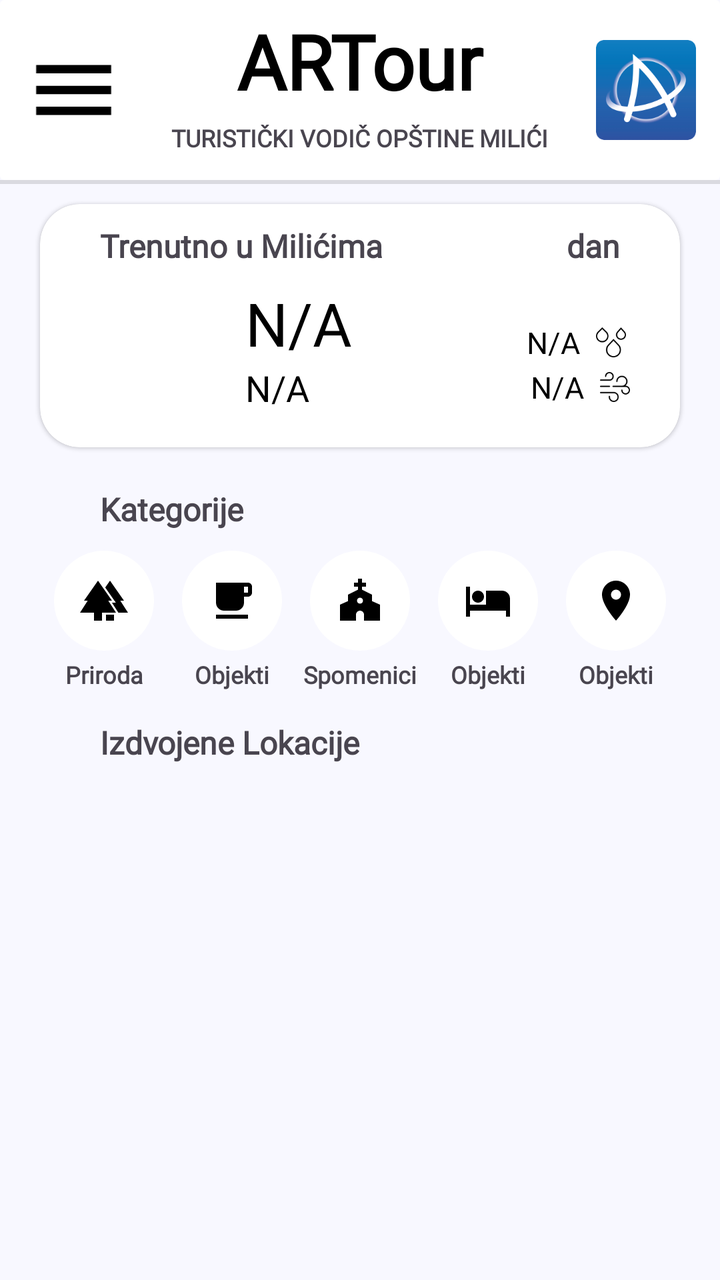
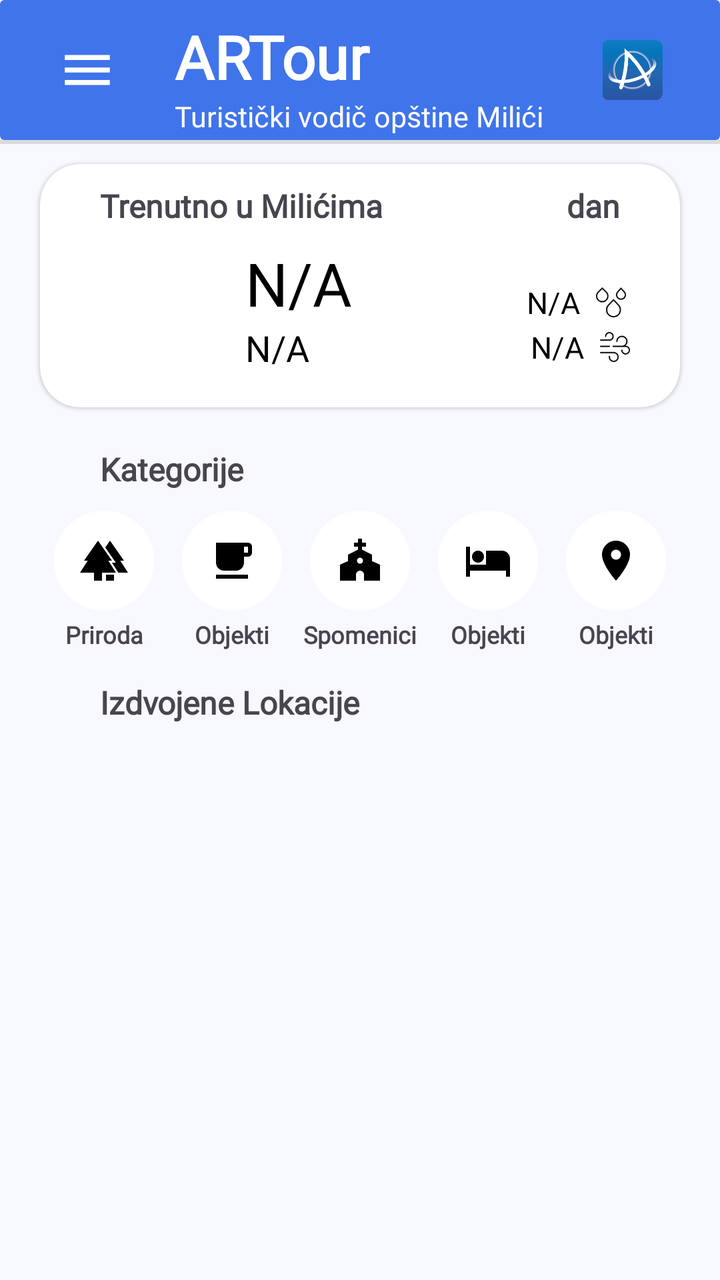

An Android layout rendered at two revisions. The XML below is the earlier revision; the diff shows what the commit changed to produce the second picture.
<!-- AndroidManifest.xml: application theme Theme.ARTour -->
<!-- res/layout/fragment_pocetna.xml -->
<?xml version="1.0" encoding="utf-8"?>
<androidx.coordinatorlayout.widget.CoordinatorLayout xmlns:android="http://schemas.android.com/apk/res/android"
    xmlns:app="http://schemas.android.com/apk/res-auto"
    xmlns:tools="http://schemas.android.com/tools"
    android:layout_width="match_parent"
    android:layout_height="match_parent"
    tools:context=".PocetnaFragment"
    android:background="@color/ghost_white">


    <LinearLayout
        android:id="@+id/linearLayout"
        android:layout_width="match_parent"
        android:layout_height="match_parent"
        android:layout_marginBottom="120dp"
        android:orientation="vertical">

        <androidx.cardview.widget.CardView
            android:layout_width="match_parent"
            android:layout_height="90dp"
            android:visibility="visible"
            app:cardBackgroundColor="#FFFFFF"
            app:cardElevation="0dp"
            app:cardMaxElevation="0dp">

            <LinearLayout
                android:layout_width="match_parent"
                android:layout_height="match_parent"
                android:layout_gravity="center_horizontal"
                android:elevation="8dp"
                android:orientation="horizontal"
                android:visibility="visible">

                <ImageView
                    android:id="@+id/menu"
                    android:layout_width="50dp"
                    android:layout_height="50dp"
                    android:layout_gravity="center"
                    android:layout_weight="1"
                    app:srcCompat="@drawable/baseline_menu_24" />

                <LinearLayout
                    android:layout_width="wrap_content"
                    android:layout_height="match_parent"
                    android:layout_gravity="center"
                    android:layout_marginVertical="5dp"
                    android:layout_weight="1"
                    android:orientation="vertical">

                    <TextView
                        android:id="@+id/glavniNaslov"
                        android:layout_width="match_parent"
                        android:layout_height="wrap_content"
                        android:autoSizeTextType="uniform"
                        android:fontFamily="@font/carossoftbold"
                        android:text="ARTour"
                        android:textAlignment="center"
                        android:textColor="@color/black"
                        android:textSize="38dp"
                        android:textStyle="bold" />

                    <TextView
                        android:id="@+id/naslov"
                        android:layout_width="wrap_content"
                        android:layout_height="wrap_content"
                        android:layout_gravity="center|top"
                        android:layout_marginTop="5dp"
                        android:autoSizeTextType="uniform"
                        android:fontFamily="@font/carossoftbold"
                        android:text="TURISTIČKI VODIČ OPŠTINE MILIĆI"
                        android:textSize="12dp"
                        android:textStyle="bold" />
                </LinearLayout>

                <ImageView
                    android:id="@+id/ikonica"
                    android:layout_width="50dp"
                    android:layout_height="50dp"
                    android:layout_gravity="center"
                    android:layout_weight="1"
                    android:src="@drawable/minilogo" />

            </LinearLayout>

        </androidx.cardview.widget.CardView>

        <View
            android:id="@+id/divider"
            android:layout_width="match_parent"
            android:layout_height="2dp"
            android:background="?android:attr/listDivider" />

        <androidx.cardview.widget.CardView
            android:layout_width="match_parent"
            android:layout_height="wrap_content"

            android:layout_marginHorizontal="20dp"
            android:layout_marginVertical="10dp"
            android:foregroundGravity="center"
            app:cardBackgroundColor="@color/white"
            app:cardCornerRadius="20dp"
            app:cardElevation="1dp"
            app:cardMaxElevation="0dp">

            <LinearLayout
                android:layout_width="match_parent"
                android:layout_height="match_parent"
                android:orientation="vertical"
                android:paddingVertical="10dp">

                <LinearLayout
                    android:layout_width="match_parent"
                    android:layout_height="match_parent"
                    android:orientation="horizontal"
                    android:paddingHorizontal="30dp">

                    <TextView
                        android:id="@+id/trenutnoumilicima"
                        android:layout_width="wrap_content"
                        android:layout_height="wrap_content"
                        android:layout_weight="1"
                        android:autoSizeMaxTextSize="20sp"
                        android:autoSizeMinTextSize="14sp"
                        android:fontFamily="@font/carossoft"
                        android:text="Trenutno u Milićima"
                        android:textSize="16sp"
                        android:textStyle="bold" />

                    <TextView
                        android:id="@+id/dan"
                        android:layout_width="wrap_content"
                        android:layout_height="wrap_content"
                        android:layout_gravity="right"
                        android:layout_weight="1"
                        android:autoSizeMinTextSize="14sp"
                        android:fontFamily="@font/carossoft"
                        android:foregroundGravity="bottom"
                        android:gravity="bottom|right"
                        android:text="dan"
                        android:textSize="16sp"
                        android:textStyle="bold" />

                </LinearLayout>

                <LinearLayout
                    android:layout_width="match_parent"
                    android:layout_height="wrap_content"
                    android:orientation="horizontal">

                    <LinearLayout
                        android:layout_width="wrap_content"
                        android:layout_height="80dp"
                        android:layout_gravity="center"
                        android:layout_weight="1"
                        android:gravity="center"
                        android:orientation="vertical">

                        <ImageView
                            android:id="@+id/weatherIconImageView"
                            android:layout_width="60dp"
                            android:layout_height="60dp"
                            android:layout_below="@id/windSpeedTextView"
                            android:layout_gravity="center|center_horizontal|center_vertical" />
                    </LinearLayout>

                    <LinearLayout
                        android:layout_width="wrap_content"
                        android:layout_height="wrap_content"
                        android:layout_gravity="center"
                        android:layout_weight="1"
                        android:gravity="center"
                        android:orientation="vertical">

                        <TextView
                            android:id="@+id/temperatureTextView"
                            android:layout_width="match_parent"
                            android:layout_height="wrap_content"
                            android:layout_gravity="center_horizontal"
                            android:autoSizeTextType="uniform"
                            android:text="N/A"
                            android:textColor="@color/black"
                            android:textSize="30sp" />

                        <TextView
                            android:id="@+id/weatherInfoTextView"
                            android:layout_width="match_parent"
                            android:layout_height="wrap_content"
                            android:layout_below="@id/humidityTextView"
                            android:layout_gravity="center_horizontal"
                            android:autoSizeTextType="uniform"
                            android:text="N/A"
                            android:textColor="@color/black"
                            android:textSize="18sp" />

                    </LinearLayout>

                    <LinearLayout
                        android:layout_width="wrap_content"
                        android:layout_height="60dp"
                        android:layout_gravity="center|right"
                        android:layout_marginRight="10dp"
                        android:layout_weight="1"
                        android:gravity="bottom|right"
                        android:orientation="vertical">

                        <LinearLayout
                            android:layout_width="wrap_content"
                            android:layout_height="wrap_content"
                            android:layout_gravity="right"
                            android:layout_marginRight="15dp"
                            android:gravity="center|center_horizontal|center_vertical"
                            android:orientation="horizontal"
                            android:padding="2dp">

                            <TextView
                                android:id="@+id/humidityTextView"
                                android:layout_width="wrap_content"
                                android:layout_height="wrap_content"
                                android:layout_below="@id/temperatureTextView"
                                android:layout_gravity="left"
                                android:autoSizeMaxTextSize="15sp"
                                android:autoSizeTextType="uniform"
                                android:gravity="left"
                                android:text="N/A"
                                android:textColor="@color/black"
                                android:textSize="15sp" />

                            <ImageView
                                android:id="@+id/vlaga"
                                android:layout_width="15dp"
                                android:layout_height="15dp"
                                android:layout_gravity="center|right"
                                android:layout_marginLeft="8dp"
                                android:src="@drawable/raindrops" />
                        </LinearLayout>

                        <LinearLayout
                            android:layout_width="wrap_content"
                            android:layout_height="wrap_content"
                            android:layout_gravity="right"
                            android:layout_marginRight="15dp"
                            android:gravity="center|center_horizontal|center_vertical"
                            android:orientation="horizontal">

                            <TextView
                                android:id="@+id/windSpeedTextView"
                                android:layout_width="wrap_content"
                                android:layout_height="wrap_content"
                                android:layout_below="@id/weatherInfoTextView"
                                android:layout_gravity="left"
                                android:autoSizeTextType="uniform"
                                android:gravity="left"
                                android:text="N/A"
                                android:textColor="@color/black"
                                android:textSize="15sp" />

                            <ImageView
                                android:id="@+id/vjetar"
                                android:layout_width="15dp"
                                android:layout_height="15dp"
                                android:layout_gravity="center|right"
                                android:layout_marginLeft="8dp"
                                android:src="@drawable/wind" />
                        </LinearLayout>

                    </LinearLayout>


                </LinearLayout>
            </LinearLayout>

        </androidx.cardview.widget.CardView>

        <androidx.cardview.widget.CardView
            android:layout_width="match_parent"
            android:layout_height="wrap_content"
            android:layout_marginBottom="15dp"
            app:cardBackgroundColor="#00000000"
            app:cardElevation="0dp"
            app:cardMaxElevation="0dp">

            <LinearLayout
                android:layout_width="match_parent"
                android:layout_height="match_parent"
                android:orientation="vertical">

                <TextView
                    android:id="@+id/kategorije"
                    android:layout_width="wrap_content"
                    android:layout_height="wrap_content"
                    android:layout_marginHorizontal="50dp"
                    android:layout_marginVertical="10dp"
                    android:autoSizeMaxTextSize="20sp"
                    android:autoSizeMinTextSize="14sp"
                    android:fontFamily="@font/carossoft"
                    android:text="Kategorije"
                    android:textSize="16sp"
                    android:textStyle="bold" />

                <LinearLayout
                    android:layout_width="match_parent"
                    android:layout_height="70dp"
                    android:layout_marginHorizontal="20dp"
                    android:clipToPadding="false"
                    android:orientation="horizontal">

                    <FrameLayout
                        android:id="@+id/frame1"
                        android:layout_width="60dp"
                        android:layout_height="match_parent"
                        android:layout_weight="1"
                        android:translationX="0dp"
                        android:translationY="0dp">

                        <ImageButton
                            android:id="@+id/dugme1"
                            android:layout_width="50dp"
                            android:layout_height="50dp"
                            android:layout_gravity="center|top"
                            android:background="@drawable/round_btn"
                            android:scaleType="centerInside"
                            android:src="@drawable/baseline_forest_24"
                            app:layout_anchor="@id/frame_layout"
                            app:layout_anchorGravity="center|center_horizontal|center_vertical" />

                        <TextView
                            android:id="@+id/tekst1"
                            android:layout_width="match_parent"
                            android:layout_height="match_parent"
                            android:layout_gravity="center"
                            android:autoSizeMaxTextSize="12sp"
                            android:autoSizeMinTextSize="5sp"
                            android:autoSizePresetSizes="12sp"
                            android:fontFamily="@font/carossoftlight"
                            android:gravity="bottom|center"
                            android:text="Priroda"
                            android:textSize="12sp"
                            android:textStyle="bold"
                            app:layout_anchor="@+id/frame1"
                            app:layout_anchorGravity="center|center_horizontal|center_vertical" />

                    </FrameLayout>

                    <FrameLayout
                        android:id="@+id/frame2"
                        android:layout_width="60dp"
                        android:layout_height="match_parent"
                        android:layout_weight="1"
                        android:translationX="0dp"
                        android:translationY="0dp">

                        <ImageButton
                            android:id="@+id/dugme2"
                            android:layout_width="50dp"
                            android:layout_height="50dp"
                            android:layout_gravity="center|top"
                            android:background="@drawable/round_btn"
                            android:scaleType="centerInside"
                            android:src="@drawable/baseline_local_cafe_24"
                            app:layout_anchor="@id/frame_layout"
                            app:layout_anchorGravity="center|center_horizontal|center_vertical" />

                        <TextView
                            android:id="@+id/tekst2"
                            android:layout_width="match_parent"
                            android:layout_height="match_parent"
                            android:layout_gravity="center"
                            android:autoSizeMaxTextSize="12sp"
                            android:autoSizeMinTextSize="5sp"
                            android:autoSizePresetSizes="12sp"
                            android:fontFamily="@font/carossoftlight"
                            android:gravity="bottom|center"
                            android:text="Objekti"
                            android:textSize="12sp"
                            android:textStyle="bold"
                            app:layout_anchor="@+id/frame1"
                            app:layout_anchorGravity="center|center_horizontal|center_vertical" />

                    </FrameLayout>

                    <FrameLayout
                        android:id="@+id/frame3"
                        android:layout_width="60dp"
                        android:layout_height="match_parent"
                        android:layout_weight="1"
                        android:translationX="0dp"
                        android:translationY="0dp">

                        <ImageButton
                            android:id="@+id/dugme3"
                            android:layout_width="50dp"
                            android:layout_height="50dp"
                            android:layout_gravity="center|top"
                            android:background="@drawable/round_btn"
                            android:scaleType="centerInside"
                            android:src="@drawable/baseline_church_24"
                            app:layout_anchor="@id/frame_layout"
                            app:layout_anchorGravity="center|center_horizontal|center_vertical" />

                        <TextView
                            android:id="@+id/tekst3"
                            android:layout_width="match_parent"
                            android:layout_height="match_parent"
                            android:autoSizeMaxTextSize="12sp"
                            android:autoSizeMinTextSize="5sp"
                            android:autoSizePresetSizes="12sp"
                            android:fontFamily="@font/carossoftlight"
                            android:gravity="bottom|center"
                            android:text="Spomenici"
                            android:textSize="12sp"
                            android:textStyle="bold"
                            app:layout_anchor="@+id/frame1"
                            app:layout_anchorGravity="bottom|center" />
                    </FrameLayout>

                    <FrameLayout
                        android:id="@+id/frame4"
                        android:layout_width="60dp"
                        android:layout_height="match_parent"
                        android:layout_weight="1"
                        android:translationX="0dp"
                        android:translationY="0dp">

                        <ImageButton
                            android:id="@+id/dugme4"
                            android:layout_width="50dp"
                            android:layout_height="50dp"
                            android:layout_gravity="center|top"
                            android:background="@drawable/round_btn"
                            android:scaleType="centerInside"
                            android:src="@drawable/baseline_hotel_24"
                            app:layout_anchor="@id/frame_layout"
                            app:layout_anchorGravity="center|top" />

                        <TextView
                            android:id="@+id/tekst4"
                            android:layout_width="match_parent"
                            android:layout_height="match_parent"
                            android:autoSizeMaxTextSize="12sp"
                            android:autoSizeMinTextSize="5sp"
                            android:autoSizePresetSizes="12sp"
                            android:fontFamily="@font/carossoftlight"
                            android:gravity="bottom|center"
                            android:text="Objekti"
                            android:textSize="12sp"
                            android:textStyle="bold"
                            app:layout_anchor="@+id/frame1"
                            app:layout_anchorGravity="bottom|center" />
                    </FrameLayout>

                    <FrameLayout
                        android:id="@+id/frame5"
                        android:layout_width="60dp"
                        android:layout_height="match_parent"
                        android:layout_weight="1"
                        android:translationX="0dp"
                        android:translationY="0dp">

                        <ImageButton
                            android:id="@+id/dugme5"
                            android:layout_width="50dp"
                            android:layout_height="50dp"
                            android:layout_gravity="center|top"
                            android:background="@drawable/round_btn"
                            android:scaleType="centerInside"
                            android:src="@drawable/baseline_place_24"
                            app:layout_anchor="@id/frame_layout"
                            app:layout_anchorGravity="center|top" />

                        <TextView
                            android:id="@+id/tekst5"
                            android:layout_width="match_parent"
                            android:layout_height="match_parent"
                            android:autoSizeMaxTextSize="12sp"
                            android:autoSizeMinTextSize="5sp"
                            android:autoSizePresetSizes="12sp"
                            android:fontFamily="@font/carossoftlight"
                            android:gravity="bottom|center"
                            android:text="Objekti"
                            android:textSize="12sp"
                            android:textStyle="bold"
                            app:layout_anchor="@+id/frame1"
                            app:layout_anchorGravity="bottom|center" />
                    </FrameLayout>
                </LinearLayout>
            </LinearLayout>

        </androidx.cardview.widget.CardView>

        <androidx.cardview.widget.CardView
            android:layout_width="match_parent"
            android:layout_height="match_parent"
            android:outlineAmbientShadowColor="#100F0F"
            app:cardBackgroundColor="#00000000"
            app:cardElevation="0dp"
            app:cardMaxElevation="0dp">

            <LinearLayout
                android:layout_width="match_parent"
                android:layout_height="match_parent"
                android:orientation="vertical">

                <TextView
                    android:id="@+id/kartice"
                    android:layout_width="wrap_content"
                    android:layout_height="wrap_content"
                    android:layout_marginHorizontal="50dp"
                    android:layout_marginBottom="10dp"
                    android:autoSizeMaxTextSize="20sp"
                    android:autoSizeMinTextSize="14sp"
                    android:fontFamily="@font/carossoft"
                    android:text="Izdvojene Lokacije"
                    android:textSize="16sp"
                    android:textStyle="bold" />

                <androidx.viewpager2.widget.ViewPager2
                    android:id="@+id/viewPager"
                    android:layout_width="match_parent"
                    android:layout_height="match_parent"
                    android:orientation="horizontal"
                    app:layout_anchor="@+id/frame_layout" />
            </LinearLayout>

        </androidx.cardview.widget.CardView>

    </LinearLayout>

    <FrameLayout
        android:id="@+id/frame_layout"
        android:layout_width="match_parent"
        android:layout_height="match_parent" />


    <com.google.android.material.bottomappbar.BottomAppBar
        android:id="@+id/bottomAppBar"
        android:layout_width="match_parent"
        android:layout_height="wrap_content"
        android:layout_gravity="bottom"
        android:background="@android:color/white"
        android:visibility="invisible"
        app:fabCradleMargin="10dp"
        app:fabCradleRoundedCornerRadius="50dp">

    </com.google.android.material.bottomappbar.BottomAppBar>

    <com.google.android.material.bottomnavigation.BottomNavigationView
        android:id="@+id/bottomNavigationView"
        android:layout_width="wrap_content"
        android:layout_height="wrap_content"
        android:layout_gravity="bottom|center_vertical"
        android:layout_marginHorizontal="40dp"
        android:background="@color/white"
        android:visibility="invisible"
        app:labelVisibilityMode="labeled"
        app:menu="@menu/bottom_menu" />

</androidx.coordinatorlayout.widget.CoordinatorLayout>
<!-- resources referenced by this layout -->
<resources>
  <color name="black">#FF000000</color>
  <color name="ghost_white">#f8f8ff</color>
  <color name="white">#FFFFFFFF</color>
  <!-- drawable baseline_church_24 (drawable) -->
  <vector android:height="24dp" android:tint="#000000"
      android:viewportHeight="24" android:viewportWidth="24"
      android:width="24dp" xmlns:android="http://schemas.android.com/apk/res/android">
      <path android:fillColor="@android:color/white" android:pathData="M18,12.22V9l-5,-2.5V5h2V3h-2V1h-2v2H9v2h2v1.5L6,9v3.22L2,14v8h8v-3c0,-1.1 0.9,-2 2,-2s2,0.9 2,2v3h8v-8L18,12.22zM12,13.5c-0.83,0 -1.5,-0.67 -1.5,-1.5s0.67,-1.5 1.5,-1.5s1.5,0.67 1.5,1.5S12.83,13.5 12,13.5z"/>
  </vector>
  <!-- drawable baseline_forest_24 (drawable) -->
  <vector android:height="24dp" android:tint="#000000"
      android:viewportHeight="24" android:viewportWidth="24"
      android:width="24dp" xmlns:android="http://schemas.android.com/apk/res/android">
      <path android:fillColor="@android:color/white" android:pathData="M16,12l-7,-10l-7,10l1.86,0l-3.86,6l7,0l0,4l4,0l0,-4l7,0l-3.86,-6z"/>
      <path android:fillColor="@android:color/white" android:pathData="M20.14,12l1.86,0l-7,-10l-2.39,3.41l5.31,7.59l-1.92,0l-0.03,0l3.22,5l4.81,0z"/>
      <path android:fillColor="@android:color/white" android:pathData="M13,19h4v3h-4z"/>
  </vector>
  <!-- drawable baseline_hotel_24 (drawable) -->
  <vector android:height="24dp" android:tint="#000000"
      android:viewportHeight="24" android:viewportWidth="24"
      android:width="24dp" xmlns:android="http://schemas.android.com/apk/res/android">
      <path android:fillColor="@android:color/white" android:pathData="M7,13c1.66,0 3,-1.34 3,-3S8.66,7 7,7s-3,1.34 -3,3 1.34,3 3,3zM19,7h-8v7L3,14L3,5L1,5v15h2v-3h18v3h2v-9c0,-2.21 -1.79,-4 -4,-4z"/>
  </vector>
  <!-- drawable baseline_local_cafe_24 (drawable) -->
  <vector android:height="24dp" android:tint="#000000"
      android:viewportHeight="24" android:viewportWidth="24"
      android:width="24dp" xmlns:android="http://schemas.android.com/apk/res/android">
      <path android:fillColor="@android:color/white" android:pathData="M20,3L4,3v10c0,2.21 1.79,4 4,4h6c2.21,0 4,-1.79 4,-4v-3h2c1.11,0 2,-0.9 2,-2L22,5c0,-1.11 -0.89,-2 -2,-2zM20,8h-2L18,5h2v3zM4,19h16v2L4,21z"/>
  </vector>
  <!-- drawable baseline_menu_24 (drawable) -->
  <vector android:height="24dp" android:tint="#000000"
      android:viewportHeight="24" android:viewportWidth="24"
      android:width="24dp" xmlns:android="http://schemas.android.com/apk/res/android">
      <path android:fillColor="@android:color/white" android:pathData="M3,18h18v-2L3,16v2zM3,13h18v-2L3,11v2zM3,6v2h18L21,6L3,6z"/>
  </vector>
  <!-- drawable baseline_place_24 (drawable) -->
  <vector android:height="24dp" android:tint="#000000"
      android:viewportHeight="24" android:viewportWidth="24"
      android:width="24dp" xmlns:android="http://schemas.android.com/apk/res/android">
      <path android:fillColor="@android:color/white" android:pathData="M12,2C8.13,2 5,5.13 5,9c0,5.25 7,13 7,13s7,-7.75 7,-13c0,-3.87 -3.13,-7 -7,-7zM12,11.5c-1.38,0 -2.5,-1.12 -2.5,-2.5s1.12,-2.5 2.5,-2.5 2.5,1.12 2.5,2.5 -1.12,2.5 -2.5,2.5z"/>
  </vector>
  <!-- drawable raindrops: png bitmap (drawable, 1776 bytes) -->
  <!-- drawable round_btn (drawable) -->
  <?xml version="1.0" encoding="utf-8"?>
  <shape xmlns:android="http://schemas.android.com/apk/res/android">
      <corners android:radius="1000dp" />
      <solid android:color="@color/white"/>
  </shape>
  <!-- drawable wind: png bitmap (drawable, 1515 bytes) -->
  <style name="Theme.ARTour" parent="Base.Theme.ARTour">
          
          
      </style>
  <style name="Base.Theme.ARTour" parent="Theme.Material3.DayNight.NoActionBar">
          
          
  
          
          <item name="android:statusBarColor">@android:color/white</item>
          <item name="android:navigationBarColor">@android:color/white</item>
          
          <item name="android:windowLightStatusBar">true</item>
  
      </style>
  <!-- unchanged entries left out for length: 1 -->
</resources>

<!-- the commit's change to res/layout/fragment_pocetna.xml (unified diff, before → after) -->
@@ -17,9 +17,9 @@
 
         <androidx.cardview.widget.CardView
             android:layout_width="match_parent"
-            android:layout_height="90dp"
+            android:layout_height="70dp"
             android:visibility="visible"
-            app:cardBackgroundColor="#FFFFFF"
+            app:cardBackgroundColor="@color/primarna"
             app:cardElevation="0dp"
             app:cardMaxElevation="0dp">
 
@@ -33,17 +33,17 @@
 
                 <ImageView
                     android:id="@+id/menu"
-                    android:layout_width="50dp"
-                    android:layout_height="50dp"
+                    android:layout_width="30dp"
+                    android:layout_height="30dp"
                     android:layout_gravity="center"
                     android:layout_weight="1"
-                    app:srcCompat="@drawable/baseline_menu_24" />
+                    app:srcCompat="@drawable/baseline_menu_24"
+                    app:tint="@color/white" />
 
                 <LinearLayout
                     android:layout_width="wrap_content"
                     android:layout_height="match_parent"
                     android:layout_gravity="center"
-                    android:layout_marginVertical="5dp"
                     android:layout_weight="1"
                     android:orientation="vertical">
 
@@ -51,31 +51,34 @@
                         android:id="@+id/glavniNaslov"
                         android:layout_width="match_parent"
                         android:layout_height="wrap_content"
+                        android:layout_gravity="bottom"
+                        android:layout_marginTop="8dp"
+                        android:autoSizeMaxTextSize="35dp"
+                        android:autoSizeMinTextSize="20dp"
                         android:autoSizeTextType="uniform"
                         android:fontFamily="@font/carossoftbold"
                         android:text="ARTour"
-                        android:textAlignment="center"
-                        android:textColor="@color/black"
-                        android:textSize="38dp"
+                        android:textColor="@color/white"
+                        android:textSize="30dp"
                         android:textStyle="bold" />
+
 
                     <TextView
                         android:id="@+id/naslov"
-                        android:layout_width="wrap_content"
-                        android:layout_height="wrap_content"
+                        android:layout_width="match_parent"
+                        android:layout_height="match_parent"
                         android:layout_gravity="center|top"
-                        android:layout_marginTop="5dp"
                         android:autoSizeTextType="uniform"
                         android:fontFamily="@font/carossoftbold"
-                        android:text="TURISTIČKI VODIČ OPŠTINE MILIĆI"
-                        android:textSize="12dp"
-                        android:textStyle="bold" />
+                        android:text="Turistički vodič opštine Milići"
+                        android:textColor="@color/white"
+                        android:textSize="10dp" />
                 </LinearLayout>
 
                 <ImageView
                     android:id="@+id/ikonica"
-                    android:layout_width="50dp"
-                    android:layout_height="50dp"
+                    android:layout_width="30dp"
+                    android:layout_height="30dp"
                     android:layout_gravity="center"
                     android:layout_weight="1"
                     android:src="@drawable/minilogo" />
@@ -430,7 +433,8 @@
                             android:scaleType="centerInside"
                             android:src="@drawable/baseline_hotel_24"
                             app:layout_anchor="@id/frame_layout"
-                            app:layout_anchorGravity="center|top" />
+                            app:layout_anchorGravity="center|top"
+                            android:contentDescription="TODO" />
 
                         <TextView
                             android:id="@+id/tekst4"
@@ -465,7 +469,8 @@
                             android:scaleType="centerInside"
                             android:src="@drawable/baseline_place_24"
                             app:layout_anchor="@id/frame_layout"
-                            app:layout_anchorGravity="center|top" />
+                            app:layout_anchorGravity="center|top"
+                            android:contentDescription="TODO" />
 
                         <TextView
                             android:id="@+id/tekst5"
<!-- resource entries referenced after the edit -->
@@ -2,6 +2,7 @@
 <resources>
   <color name="black">#FF000000</color>
   <color name="ghost_white">#f8f8ff</color>
+  <color name="primarna">#4074ea</color>
   <color name="white">#FFFFFFFF</color>
   <!-- drawable baseline_church_24 (drawable) -->
   <vector android:height="24dp" android:tint="#000000"
@@ -58,10 +59,10 @@
           
   
           
-          <item name="android:statusBarColor">@android:color/white</item>
-          <item name="android:navigationBarColor">@android:color/white</item>
+          <item name="android:statusBarColor">@color/primarna</item>
+          <item name="android:navigationBarColor">@android:color/transparent</item>
           
-          <item name="android:windowLightStatusBar">true</item>
+          <item name="android:windowLightStatusBar">false</item>
   
       </style>
   <!-- unchanged entries left out for length: 1 -->
